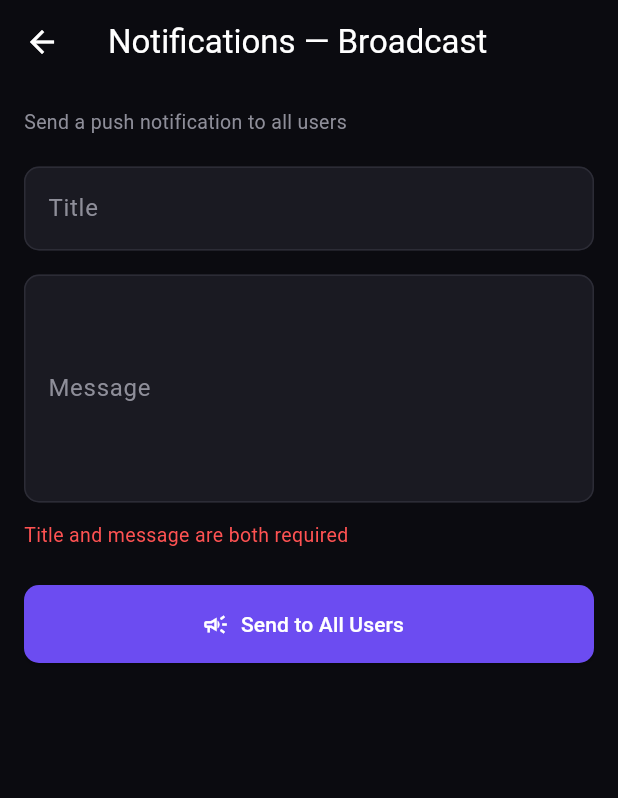
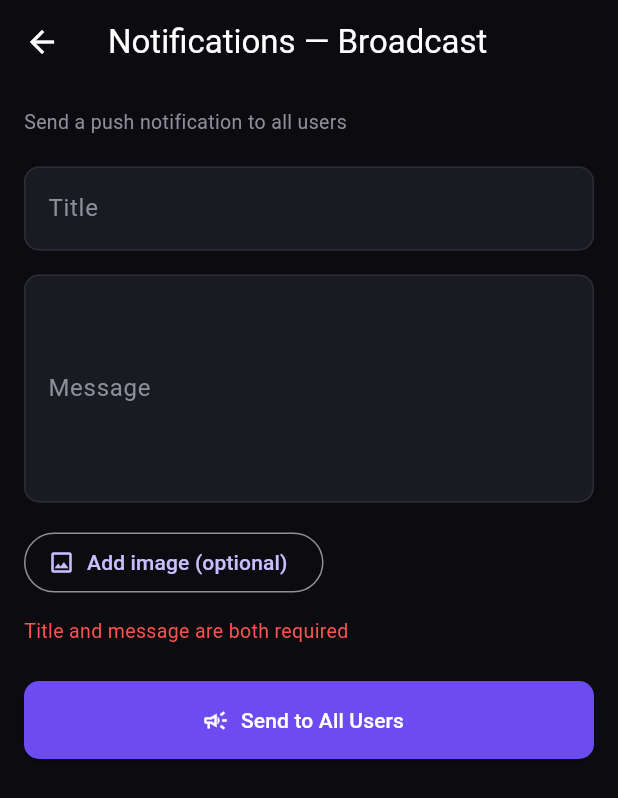
Before and after one commit to shamarcassim1219-cmd/MyGameAdmin, a Flutter app: the BroadcastScreen screen opened directly, after a tap on "Send to All Users", on a phone screen of 412 x 824 dp. Shown: the top 798 px of the screen. Run offline on Flutter 3.47's test engine with Material 3 defaults, Android fonts, the phone set to English and light mode, and no system bars; our stand-ins replace firebase_core, firebase_messaging, image_picker, open_filex, package_info_plus, shared_preferences; missing offline and left inert: background_downloader; accounts and stored records are empty.

Commit message:
Add optional image to broadcast notifications

```diff
--- a/lib/screens/broadcast_screen.dart
+++ b/lib/screens/broadcast_screen.dart
@@ -1,4 +1,6 @@
+import 'dart:io';
 import 'package:flutter/material.dart';
+import 'package:image_picker/image_picker.dart';
 import '../main.dart';
 import '../services/api_service.dart';
 
@@ -15,12 +17,18 @@
   bool _sending = false;
   String? _resultMessage;
   String? _error;
+  XFile? _image;
 
   @override
   void dispose() {
     _titleCtrl.dispose();
     _bodyCtrl.dispose();
     super.dispose();
+  }
+
+  Future<void> _pickImage() async {
+    final picked = await ImagePicker().pickImage(source: ImageSource.gallery, imageQuality: 85);
+    if (picked != null) setState(() => _image = picked);
   }
 
   Future<void> _send() async {
@@ -51,10 +59,13 @@
       _resultMessage = null;
     });
     try {
-      final msg = await ApiService.sendBroadcast(title, body);
+      String? imageUrl;
+      if (_image != null) imageUrl = await ApiService.uploadImage(_image!);
+      final msg = await ApiService.sendBroadcast(title, body, imageUrl: imageUrl);
       setState(() {
         _resultMessage = msg;
         _sending = false;
+        _image = null;
       });
       _titleCtrl.clear();
       _bodyCtrl.clear();
@@ -90,6 +101,28 @@
               maxLines: 5,
               decoration: const InputDecoration(labelText: 'Message', hintText: 'Write your announcement here...'),
             ),
+            const SizedBox(height: 16),
+            if (_image != null)
+              Stack(
+                alignment: Alignment.topRight,
+                children: [
+                  ClipRRect(
+                    borderRadius: BorderRadius.circular(10),
+                    child: Image.file(File(_image!.path), width: double.infinity, height: 180, fit: BoxFit.cover),
+                  ),
+                  IconButton(
+                    icon: const Icon(Icons.close, color: Colors.white),
+                    style: IconButton.styleFrom(backgroundColor: Colors.black54),
+                    onPressed: _sending ? null : () => setState(() => _image = null),
+                  ),
+                ],
+              )
+            else
+              OutlinedButton.icon(
+                onPressed: _sending ? null : _pickImage,
+                icon: const Icon(Icons.image_outlined),
+                label: const Text('Add image (optional)'),
+              ),
             if (_error != null) ...[
               const SizedBox(height: 12),
               Text(_error!, style: const TextStyle(color: Colors.redAccent, fontSize: 13)),
--- a/lib/services/api_service.dart
+++ b/lib/services/api_service.dart
@@ -379,11 +379,11 @@
   }
 
   // ---------- BROADCAST ----------
-  static Future<String> sendBroadcast(String title, String body) async {
+  static Future<String> sendBroadcast(String title, String body, {String? imageUrl}) async {
     final res = await http.post(
       Uri.parse('$baseUrl/admin/broadcast'),
       headers: await _headers(),
-      body: jsonEncode({'title': title, 'body': body}),
+      body: jsonEncode({'title': title, 'body': body, if (imageUrl != null) 'imageUrl': imageUrl}),
     );
     final data = await _handle(res);
     return data['message'] ?? 'Broadcast sent';
```
